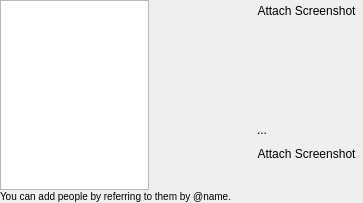
Qt form python/note_input_widget/resources/note_input_widget.ui (shotgunsoftware/tk-framework-qtwidgets) before a commit.
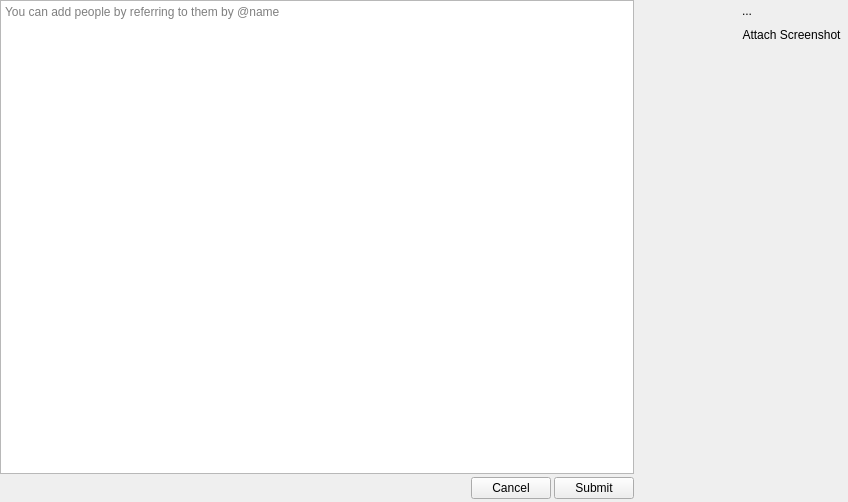
The same form after that commit. The open tabs and pages were chosen to show the change. Icons and pictures are not drawn. Custom widgets are drawn as their Qt base class.

Commit message:
Improve note input widget UI.
* Replace close and submit icon buttons with "Cancel" and "Submit" text
  buttons placed under the note editor
* Replace attachment close and submit icon buttons with "Cancel" and
  "Attach All" buttons placed under the list of attachments
* Added more informative tooltips
* Moved "hint label" as placeholder text in the note editor

```diff
--- a/python/note_input_widget/resources/note_input_widget.ui
+++ b/python/note_input_widget/resources/note_input_widget.ui
@@ -6,8 +6,8 @@
    <rect>
     <x>0</x>
     <y>0</y>
-    <width>363</width>
-    <height>203</height>
+    <width>848</width>
+    <height>502</height>
    </rect>
   </property>
   <property name="sizePolicy">
@@ -42,11 +42,82 @@
        <item>
         <layout class="QHBoxLayout" name="horizontalLayout">
          <item>
-          <widget class="NoteEditor" name="text_entry">
-           <property name="focusPolicy">
-            <enum>Qt::ClickFocus</enum>
-           </property>
-          </widget>
+          <layout class="QVBoxLayout" name="verticalLayout">
+           <item>
+            <widget class="NoteEditor" name="text_entry">
+             <property name="focusPolicy">
+              <enum>Qt::ClickFocus</enum>
+             </property>
+             <property name="placeholderText">
+              <string>You can add people by referring to them by @name</string>
+             </property>
+            </widget>
+           </item>
+           <item>
+            <layout class="QHBoxLayout" name="horizontalLayout_5">
+             <property name="spacing">
+              <number>3</number>
+             </property>
+             <property name="topMargin">
+              <number>3</number>
+             </property>
+             <property name="bottomMargin">
+              <number>3</number>
+             </property>
+             <item>
+              <spacer name="horizontalSpacer_2">
+               <property name="orientation">
+                <enum>Qt::Horizontal</enum>
+               </property>
+               <property name="sizeHint" stdset="0">
+                <size>
+                 <width>40</width>
+                 <height>20</height>
+                </size>
+               </property>
+              </spacer>
+             </item>
+             <item>
+              <widget class="QPushButton" name="close">
+               <property name="sizePolicy">
+                <sizepolicy hsizetype="Maximum" vsizetype="Fixed">
+                 <horstretch>0</horstretch>
+                 <verstretch>0</verstretch>
+                </sizepolicy>
+               </property>
+               <property name="toolTip">
+                <string/>
+               </property>
+               <property name="text">
+                <string>Cancel</string>
+               </property>
+              </widget>
+             </item>
+             <item>
+              <widget class="QPushButton" name="submit">
+               <property name="sizePolicy">
+                <sizepolicy hsizetype="Maximum" vsizetype="Fixed">
+                 <horstretch>0</horstretch>
+                 <verstretch>0</verstretch>
+                </sizepolicy>
+               </property>
+               <property name="toolTip">
+                <string>Create a new note</string>
+               </property>
+               <property name="text">
+                <string>Submit</string>
+               </property>
+               <property name="iconSize">
+                <size>
+                 <width>20</width>
+                 <height>20</height>
+                </size>
+               </property>
+              </widget>
+             </item>
+            </layout>
+           </item>
+          </layout>
          </item>
          <item>
           <widget class="QLabel" name="thumbnail">
@@ -77,6 +148,9 @@
            <property name="alignment">
             <set>Qt::AlignBottom|Qt::AlignHCenter</set>
            </property>
+           <property name="margin">
+            <number>3</number>
+           </property>
           </widget>
          </item>
          <item>
@@ -87,39 +161,6 @@
            <property name="leftMargin">
             <number>5</number>
            </property>
-           <item>
-            <widget class="QToolButton" name="close">
-             <property name="toolTip">
-              <string>Cancel</string>
-             </property>
-             <property name="text">
-              <string>Attach Screenshot</string>
-             </property>
-             <property name="icon">
-              <iconset resource="resources.qrc">
-               <normaloff>:/tk_framework_qtwidgets.note_input_widget/close.png</normaloff>:/tk_framework_qtwidgets.note_input_widget/close.png</iconset>
-             </property>
-             <property name="toolButtonStyle">
-              <enum>Qt::ToolButtonIconOnly</enum>
-             </property>
-             <property name="autoRaise">
-              <bool>true</bool>
-             </property>
-            </widget>
-           </item>
-           <item>
-            <spacer name="verticalSpacer">
-             <property name="orientation">
-              <enum>Qt::Vertical</enum>
-             </property>
-             <property name="sizeHint" stdset="0">
-              <size>
-               <width>20</width>
-               <height>40</height>
-              </size>
-             </property>
-            </spacer>
-           </item>
            <item>
             <widget class="QToolButton" name="attach">
              <property name="toolTip">
@@ -158,42 +199,22 @@
             </widget>
            </item>
            <item>
-            <widget class="QToolButton" name="submit">
-             <property name="sizePolicy">
-              <sizepolicy hsizetype="Preferred" vsizetype="Fixed">
-               <horstretch>0</horstretch>
-               <verstretch>0</verstretch>
-              </sizepolicy>
+            <spacer name="verticalSpacer">
+             <property name="orientation">
+              <enum>Qt::Vertical</enum>
              </property>
-             <property name="toolTip">
-              <string>Create Note</string>
+             <property name="sizeHint" stdset="0">
+              <size>
+               <width>20</width>
+               <height>40</height>
+              </size>
              </property>
-             <property name="text">
-              <string/>
-             </property>
-             <property name="icon">
-              <iconset resource="resources.qrc">
-               <normaloff>:/tk_framework_qtwidgets.note_input_widget/tick.png</normaloff>:/tk_framework_qtwidgets.note_input_widget/tick.png</iconset>
-             </property>
-             <property name="toolButtonStyle">
-              <enum>Qt::ToolButtonIconOnly</enum>
-             </property>
-             <property name="autoRaise">
-              <bool>true</bool>
-             </property>
-            </widget>
+            </spacer>
            </item>
           </layout>
          </item>
         </layout>
        </item>
-       <item>
-        <widget class="QLabel" name="hint_label">
-         <property name="text">
-          <string>&lt;small&gt;You can add people by referring to them by @name.&lt;/small&gt;</string>
-         </property>
-        </widget>
-       </item>
       </layout>
      </widget>
      <widget class="QWidget" name="preview_page">
```
Left out of the diff: 164 changed lines with no effect on the pictures. The commit also changes 2 other files.
